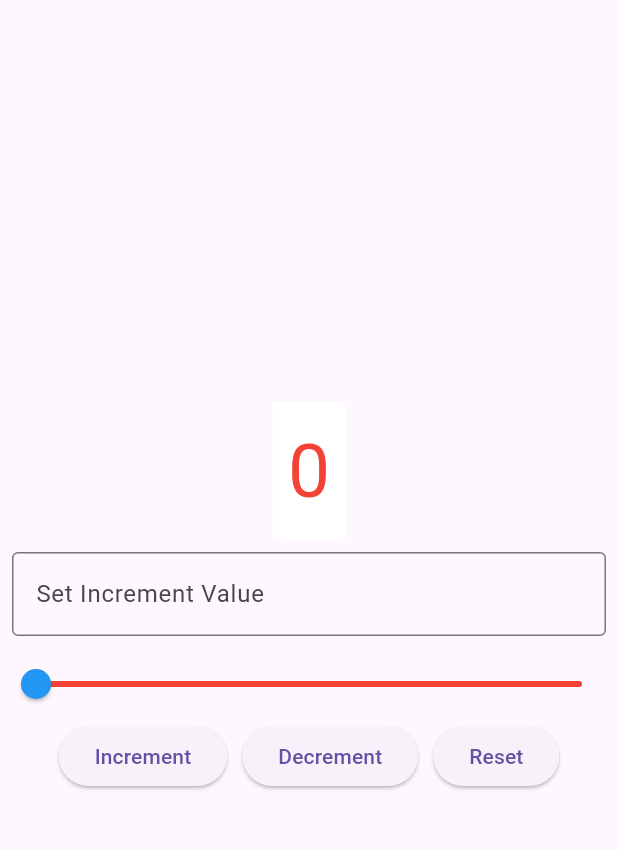
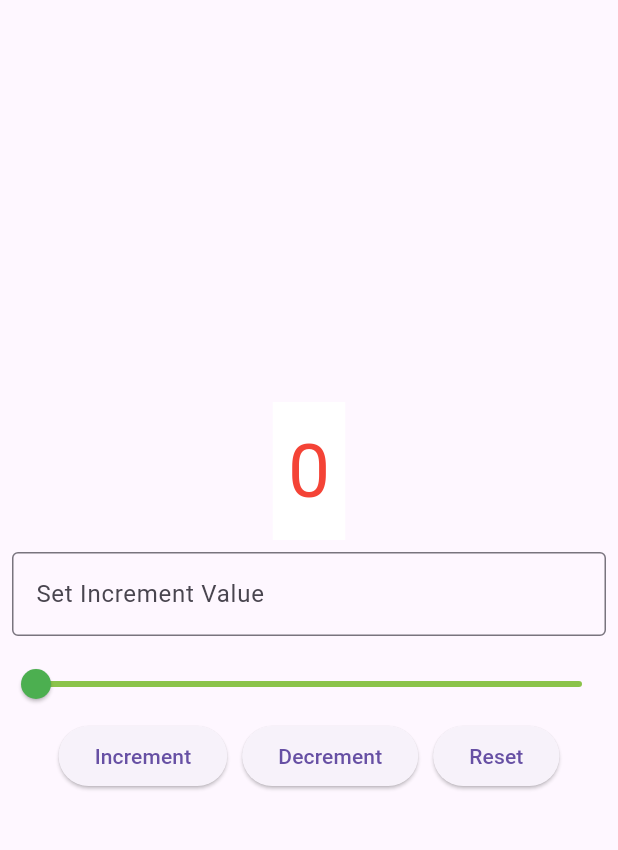
Before and after one commit to slowwwwpoke/counter, a Flutter app: the screen it shows after launch, on a phone screen of 412 x 824 dp, the part 63-913 px from its top. Run offline on Flutter 3.47's test engine with Material 3 defaults, Android fonts, the phone set to English and light mode, and no system bars.

Commit message:
Added and changed colors

```diff
--- a/lib/main.dart
+++ b/lib/main.dart
@@ -34,7 +34,7 @@ class _CounterWidgetState extends State<CounterWidget> {
     } else if (_counter > 50) {
       return Colors.green;
     } else {
-      return Colors.black;
+      return Colors.blue;
     }
   }
 
@@ -123,8 +123,8 @@ class _CounterWidgetState extends State<CounterWidget> {
                 _counter = value.toInt();
               });
             },
-            activeColor: Colors.blue,
-            inactiveColor: Colors.red,
+            activeColor: Colors.green,
+            inactiveColor: Colors.lightGreen,
           ),
           Row(
             mainAxisAlignment: MainAxisAlignment.center,
```
